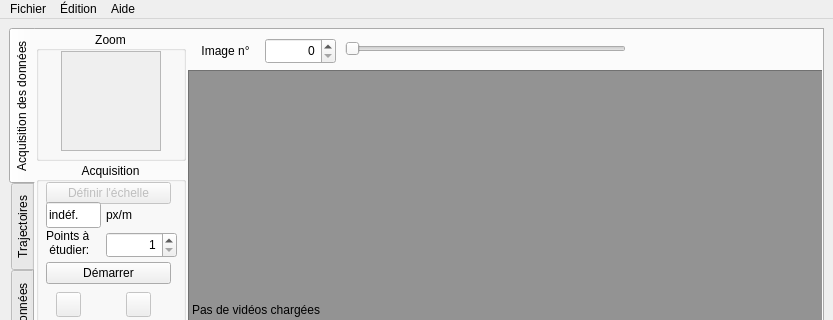
Above: src/pymecavideo_mini.ui from rene-d/pymecavideo before the change; both pictures show x 0 to 833 and y 0 to 320 of the 833 by 579 pixel window. Below: the same form after it.
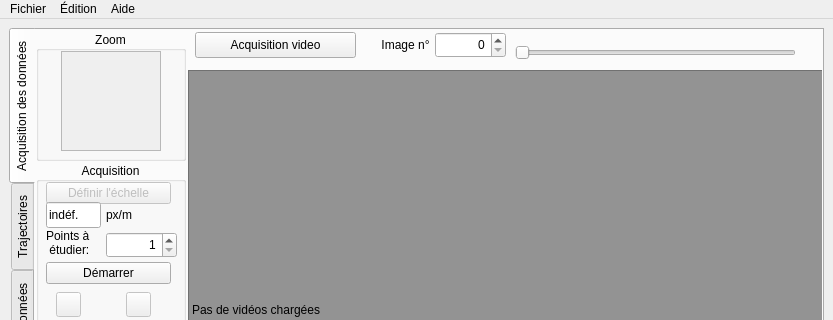
That is the form after the change.

Commit message: interface mini

Diff of the .ui file:
```diff
--- a/src/pymecavideo_mini.ui
+++ b/src/pymecavideo_mini.ui
@@ -201,8 +201,8 @@
         <widget class="QLabel" name="label_numero_image">
          <property name="geometry">
           <rect>
-           <x>10</x>
-           <y>6</y>
+           <x>190</x>
+           <y>0</y>
            <width>61</width>
            <height>26</height>
           </rect>
@@ -220,8 +220,8 @@
         <widget class="QSlider" name="horizontalSlider">
          <property name="geometry">
           <rect>
-           <x>160</x>
-           <y>6</y>
+           <x>330</x>
+           <y>10</y>
            <width>281</width>
            <height>21</height>
           </rect>
@@ -236,8 +236,8 @@
         <widget class="QSpinBox" name="spinBox_image">
          <property name="geometry">
           <rect>
-           <x>80</x>
-           <y>6</y>
+           <x>250</x>
+           <y>0</y>
            <width>71</width>
            <height>26</height>
           </rect>
@@ -252,6 +252,19 @@
           <set>Qt::AlignRight|Qt::AlignTrailing|Qt::AlignVCenter</set>
          </property>
         </widget>
+        <widget class="QPushButton" name="pushButton_video">
+         <property name="geometry">
+          <rect>
+           <x>10</x>
+           <y>0</y>
+           <width>161</width>
+           <height>26</height>
+          </rect>
+         </property>
+         <property name="text">
+          <string>Acquisition video</string>
+         </property>
+        </widget>
        </widget>
        <widget class="QGroupBox" name="groupBox_2">
         <property name="enabled">
```
Left out of the diff: 2 changed lines with no effect on the pictures. The commit also changes 2 other files.
